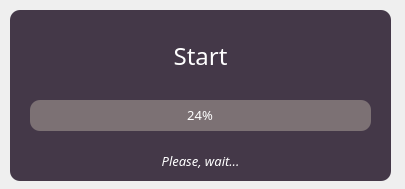
First picture: the form in loading.ui, repository Tim-977/EngFilter-V2.6, before the edit.
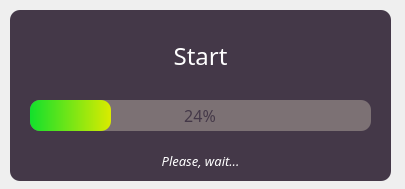
Second picture: the form after the edit.

Diff of the .ui file:
```diff
--- a/loading.ui
+++ b/loading.ui
@@ -51,8 +51,8 @@
     </property>
     <property name="font">
      <font>
-      <family>Showcard Gothic</family>
-      <pointsize>10</pointsize>
+      <family>Tempus Sans ITC</family>
+      <pointsize>12</pointsize>
       <weight>50</weight>
       <bold>false</bold>
      </font>
@@ -61,13 +61,12 @@
      <string notr="true">QProgressBar{
 	background-color: rgb(124, 113, 116);
 	border-radius: 10px;
-	color: white;
+	color: rgb(68, 56, 72);
 }
 
 QProgressBar::chunk{
 	border-radius: 10px;
-	background-color: qlineargradient(spread:pad, x1:0, y1:0, x2:1, y2:0, stop:0
-rgba(201, 87, 149, 225), stop:1 rgba(179, 65, 244, 225));
+	background-color: qlineargradient(spread:pad, x1:0, y1:0, x2:1, y2:0, stop:0 #12E02C, stop:1 #DAEB00);
 }</string>
     </property>
     <property name="value">
```
